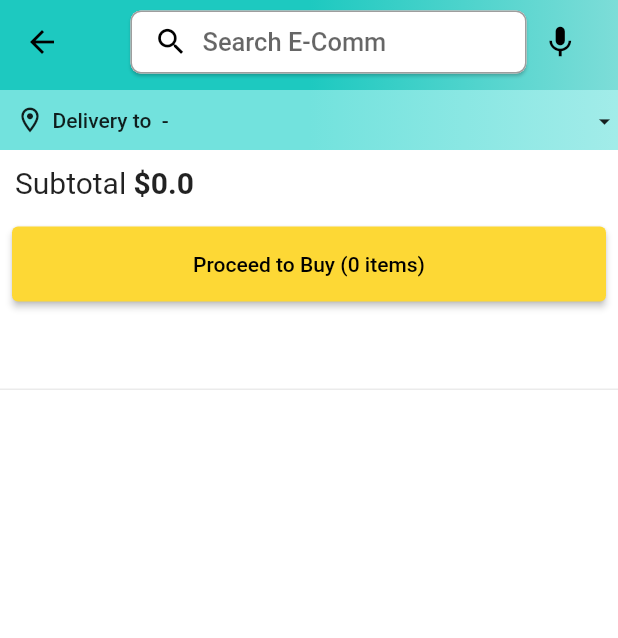
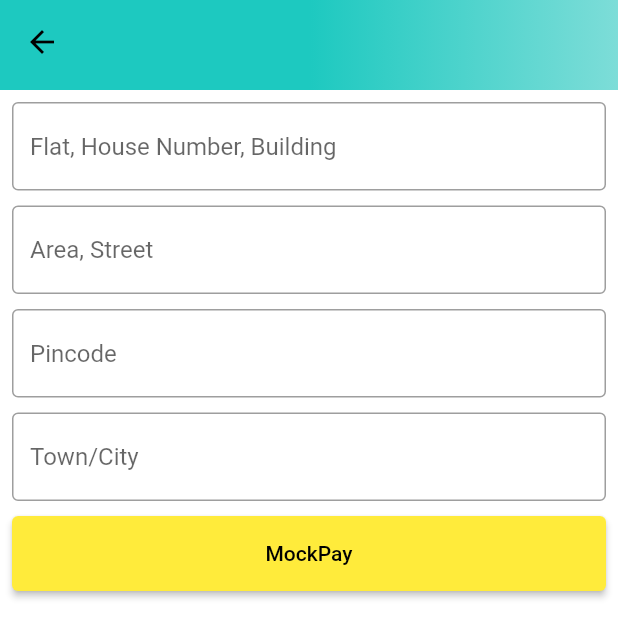
Before and after one commit to fbatisteti/E-Comm, a Flutter app: the CartScreen screen opened directly, after a tap on an icon or button, on a phone screen of 412 x 824 dp. Shown: the top 638 px of the screen. Run offline on Flutter 3.47's test engine with Material 2 defaults, Android fonts, the phone set to English and light mode, and no system bars; our stand-ins replace badges, carousel_slider, dotted_border, file_picker, flutter_rating_bar, shared_preferences; missing offline and left inert: cloudinary_public, pay; accounts and stored records are empty.

Commit message:
venda e pedidos

```diff
--- /dev/null
+++ b/ecomm/lib/features/address/screens/address_screen.dart
@@ -0,0 +1,185 @@
+import 'package:ecomm/common/widgets/custom_button.dart';
+import 'package:ecomm/common/widgets/custom_textfield.dart';
+import 'package:ecomm/constants/global_variables.dart';
+import 'package:ecomm/constants/utils.dart';
+import 'package:ecomm/features/address/services/addres_services.dart';
+import 'package:ecomm/providers/user_provider.dart';
+import 'package:flutter/material.dart';
+import 'package:pay/pay.dart';
+import 'package:provider/provider.dart';
+
+class AddressScreen extends StatefulWidget {
+  static const String routeName = '/address';
+  final String totalAmount;
+  const AddressScreen({
+    Key? key,
+    required this.totalAmount
+  }) : super(key: key);
+
+  @override
+  _AddressScreenState createState() => _AddressScreenState();
+}
+
+class _AddressScreenState extends State<AddressScreen> {
+  final TextEditingController flatBuildingController = TextEditingController();
+  final TextEditingController areaController = TextEditingController();
+  final TextEditingController pincodeController = TextEditingController();
+  final TextEditingController cityController = TextEditingController();
+  final _addressFormKey = GlobalKey<FormState>();
+  //List<PaymentItem> paymentItems = [];
+  String addressToBeUsed = '';
+  final AddressServices addressServices = AddressServices();
+
+  @override
+  void initState() {
+    super.initState();
+    // paymentItems.add(
+    //   PaymentItem(
+    //     amount: widget.totalAmount,
+    //     label: 'Total Amount',
+    //     status: PaymentItemStatus.final_price,
+    //   )
+    // );
+  }
+
+  @override
+  void dispose() {
+    super.dispose();
+    flatBuildingController.dispose();
+    areaController.dispose();
+    pincodeController.dispose();
+    cityController.dispose();
+  }
+
+  //void onApplePayResult(res) {}
+  //void onGooglePayResult(res) {}
+
+  void onGenericPayResult() {
+    if (Provider.of<UserProvider>(context, listen: false).user.address.isEmpty) {
+      addressServices.SaveUserAddress(context: context, address: addressToBeUsed);
+    }
+    addressServices.placeOrder(context: context, address: addressToBeUsed, totalSum: double.parse(widget.totalAmount));
+  }
+
+  void payPressed(String addresFromProvider) {
+    addressToBeUsed = "";
+
+    bool isForm = flatBuildingController.text.isNotEmpty
+    || areaController.text.isNotEmpty
+    || pincodeController.text.isNotEmpty
+    || cityController.text.isNotEmpty;
+
+    if (isForm) {
+      if (_addressFormKey.currentState!.validate()) {
+        addressToBeUsed = '${flatBuildingController.text}, ${areaController.text}, ${cityController.text} - ${pincodeController.text}';
+        onGenericPayResult();
+      } else {
+        showSnackBar(context, 'Please, fill all address fields');
+        throw Exception('Please, fill all address fields');
+      }
+    } else if (addresFromProvider.isNotEmpty) {
+      addressToBeUsed = addresFromProvider;
+      onGenericPayResult();
+    } else {
+      showSnackBar(context, 'ERROR');
+    }
+  }
+
+  @override
+  Widget build(BuildContext context) {
+    var address = context.watch<UserProvider>().user.address;
+
+    return Scaffold(
+      appBar: PreferredSize(
+        preferredSize: const Size.fromHeight(60),
+        child: AppBar(
+          flexibleSpace: Container( // gambiarra para colocar um gradiente
+            decoration: const BoxDecoration(
+              gradient: GlobalVariables.appBarGradient
+            ),
+          ),
+        ),
+      ),
+      body: SingleChildScrollView(
+        child: Padding(
+          padding: const EdgeInsets.all(8),
+          child: Column(
+            children: [
+              if(address.isNotEmpty) Column(
+                children: [
+                  Container(
+                    width: double.infinity,
+                    decoration: BoxDecoration(
+                      border: Border.all(color: Colors.black12)
+                    ),
+                    child: Padding(
+                      padding: const EdgeInsets.all(8),
+                      child: Text(address, style: const TextStyle(fontSize: 18),),
+                    ),
+                  ),
+                  const SizedBox(height: 20,),
+                  const Text('OR', style: TextStyle(fontSize: 18),),
+                  const SizedBox(height: 20,),
+                ],
+              ),
+              Form(
+                key: _addressFormKey,
+                child: Column(
+                  children: [
+                    CustomTextfield(
+                      controller: flatBuildingController,
+                      hintText: 'Flat, House Number, Building',
+                    ),
+                    const SizedBox(height: 10,),
+                    CustomTextfield(
+                      controller: areaController,
+                      hintText: 'Area, Street',
+                    ),
+                    const SizedBox(height: 10,),
+                    CustomTextfield(
+                      controller: pincodeController,
+                      hintText: 'Pincode',
+                    ),
+                    const SizedBox(height: 10,),
+                    CustomTextfield(
+                      controller: cityController,
+                      hintText: 'Town/City',
+                    ),
+                    const SizedBox(height: 10,),
+                  ],
+                ),
+              ),
+              CustomButton(
+                text: "MockPay",
+                onTap: () => payPressed(address),
+                color: Colors.yellow,
+              ),
+              // ApplePayButton(
+              //   onPressed: () => payPressed(address),
+              //   width: double.infinity,
+              //   height: 50,
+              //   margin: const EdgeInsets.only(top: 15),
+              //   style: ApplePayButtonStyle.whiteOutline,
+              //   type: ApplePayButtonType.buy,
+              //   paymentConfiguration: 'applepay.json',
+              //   onPaymentResult: onApplePayResult,
+              //   paymentItems: paymentItems
+              // ),
+              // const SizedBox(height: 10,),
+              // GooglePayButton(
+              //   onPressed: () => payPressed(address),
+              //   height: 50,
+              //   margin: const EdgeInsets.only(top: 15),
+              //   type: GooglePayButtonType.buy,
+              //   //paymentConfiguration: 'gpay.json',
+              //   onPaymentResult: onGooglePayResult,
+              //   paymentItems: paymentItems,
+              //   loadingIndicator: const Center(child: CircularProgressIndicator(),),
+              // ),
+            ],
+          ),
+        ),
+      ),
+    );
+  }
+}
--- a/ecomm/lib/features/cart/screens/cart_screen.dart
+++ b/ecomm/lib/features/cart/screens/cart_screen.dart
@@ -1,5 +1,6 @@
 import 'package:ecomm/common/widgets/custom_button.dart';
 import 'package:ecomm/constants/global_variables.dart';
+import 'package:ecomm/features/address/screens/address_screen.dart';
 import 'package:ecomm/features/cart/widgets/cart_product.dart';
 import 'package:ecomm/features/cart/widgets/cart_subtotal.dart';
 import 'package:ecomm/features/home/widgets/address_box.dart';
@@ -20,9 +21,15 @@ class _CartScreenState extends State<CartScreen> {
     Navigator.pushNamed(context, SearchScreen.routeName, arguments: query);
   }
 
+  void navigateToAddressScreen(double sum) {
+    Navigator.pushNamed(context, AddressScreen.routeName, arguments: sum.toString());
+  }
+
   @override
   Widget build(BuildContext context) {
     final user = context.watch<UserProvider>().user;
+    double sum = 0;
+    user.cart.map((e) => sum += e['quantity']*e['product']['price'] as double).toList();
 
     return Scaffold(
       appBar: PreferredSize(
@@ -101,7 +108,7 @@ class _CartScreenState extends State<CartScreen> {
               padding: const EdgeInsets.all(8),
               child: CustomButton(
                 text: 'Proceed to Buy (${user.cart.length} items)',
-                onTap: (){},
+                onTap: () => navigateToAddressScreen(sum),
                 color: Colors.yellow[600],
               ),
             ),
--- a/ecomm/lib/router.dart
+++ b/ecomm/lib/router.dart
@@ -1,4 +1,5 @@
 import 'package:ecomm/common/widgets/bottom_bar.dart';
+import 'package:ecomm/features/address/screens/address_screen.dart';
 import 'package:ecomm/features/admin/screens/add_products_screen.dart';
 import 'package:ecomm/features/auth/screens/auth_screen.dart';
 import 'package:ecomm/features/home/screens/category_deals_screen.dart';
@@ -64,6 +65,16 @@ Route<dynamic> generateRoute(RouteSettings routeSettings) {
         ),
       );
 
+    case AddressScreen.routeName:
+      var totalAmount = routeSettings.arguments as String;
+
+      return MaterialPageRoute(
+        settings: routeSettings,
+        builder: (_) => AddressScreen(
+          totalAmount: totalAmount,
+        ),
+      );
+
     default:
       return MaterialPageRoute(
         settings: routeSettings,
--- a/ecomm/pubspec.yaml
+++ b/ecomm/pubspec.yaml
@@ -44,6 +44,7 @@ dependencies:
   file_picker: ^5.2.5
   cloudinary_public: ^0.20.0
   flutter_rating_bar: ^4.0.1
+  pay: ^1.1.0
 
 dev_dependencies:
   flutter_test:
@@ -70,6 +71,8 @@ flutter:
   # To add assets to your application, add an assets section, like this:
   assets:
   - ./assets/images/
+  - ./assets/applepay.json
+  - ./assets/gpay.json
   #   - images/a_dot_burr.jpeg
   #   - images/a_dot_ham.jpeg
 
```
Also changed, not shown: ecomm/assets/applepay.json (added, +33 -0 lines), ecomm/assets/gpay.json (added, +37 -0 lines), ecomm/lib/features/address/services/addres_services.dart (added, +83 -0 lines), ecomm/pubspec.lock, 5 other files.
